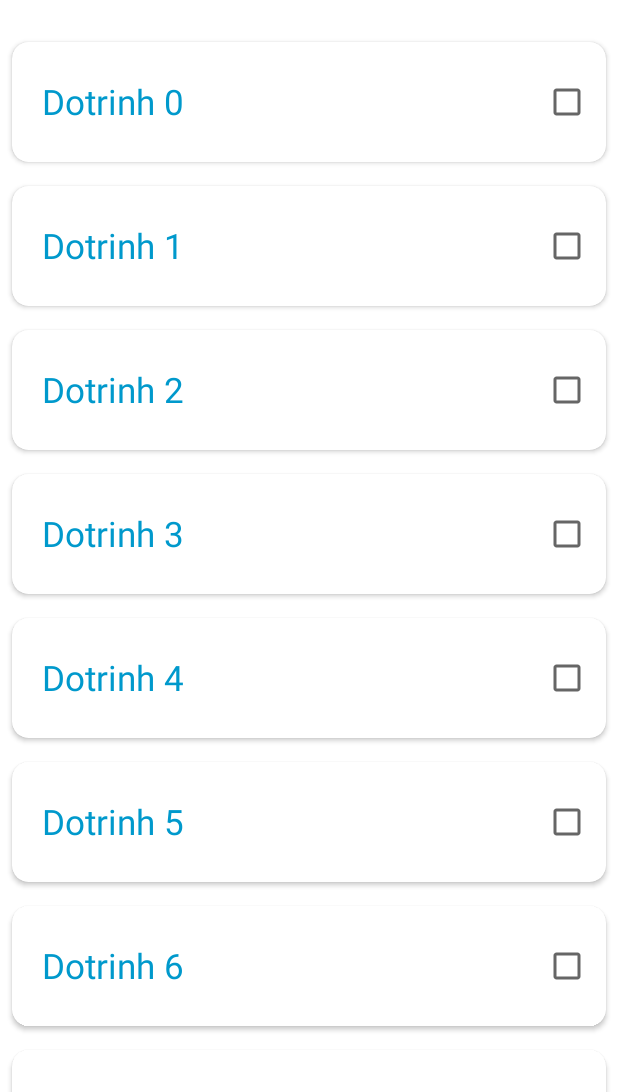
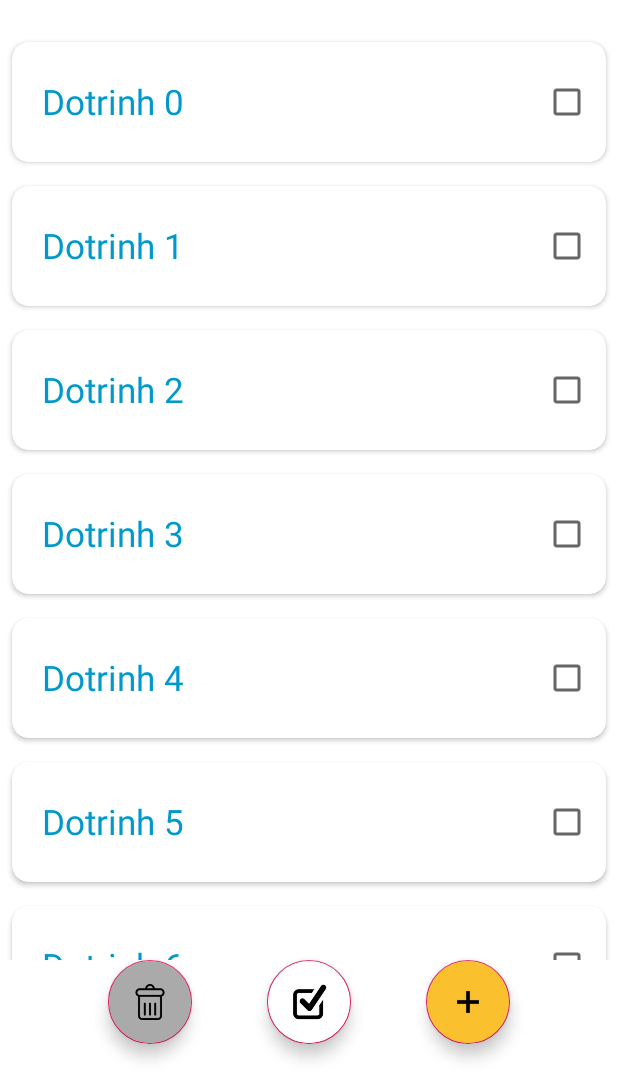
Before and after one commit to dotrinh-DM/Recyclerview, an Android app: the screen it shows after launch (MainActivity), on a phone screen of 412 x 824 dp, the part 144-1236 px from its top. Run offline under Robolectric (Android 15) with nearby library versions, the light colour scheme and no system bars.

Commit message:
bai 3 - add, select, del

```diff
--- a/app/src/main/java/com/dotrinh/recyclerview/MainActivity.java
+++ b/app/src/main/java/com/dotrinh/recyclerview/MainActivity.java
@@ -28,9 +28,13 @@ import java.util.ArrayList;
 
 import static com.dotrinh.recyclerview.misc.LogUtil.LogI;
 
-public class MainActivity extends AppCompatActivity {
+public class MainActivity extends AppCompatActivity implements View.OnClickListener {
 
     ArrayList<Person> people = new ArrayList<>();
+    RecyclerView myRecycleView;
+    private LinearLayoutManager layoutManager;
+    ChildAdapter adapter;
+    int lastVisibleItem;
 
     @Override
     protected void onCreate(Bundle savedInstanceState) {
@@ -38,18 +42,94 @@ public class MainActivity extends AppCompatActivity {
         getWindow().setFlags(WindowManager.LayoutParams.FLAG_FULLSCREEN, WindowManager.LayoutParams.FLAG_FULLSCREEN);
         super.onCreate(savedInstanceState);
         setContentView(R.layout.activity_main);
-        RecyclerView myRecycleView = findViewById(R.id.myRecycleView);
-        myRecycleView.setLayoutManager(new LinearLayoutManager(this, LinearLayoutManager.VERTICAL, false));
-//        myRecycleView.setLayoutManager(new GridLayoutManager(this, 2));
         initData();
-        myRecycleView.setAdapter(new ChildAdapter());
+        myRecycleView = findViewById(R.id.myRecycleView);
+        layoutManager = new LinearLayoutManager(this, LinearLayoutManager.VERTICAL, false);
+        myRecycleView.setLayoutManager(layoutManager);
+        adapter = new ChildAdapter();
+        myRecycleView.setAdapter(adapter);
+        findViewById(R.id.delActionButton).setOnClickListener(this);
+        findViewById(R.id.allActionButton).setOnClickListener(this);
+        findViewById(R.id.addActionButton).setOnClickListener(this);
+        myRecycleView.addOnScrollListener(onScrollListener);
     }
 
     void initData() {
-        for (int i = 0; i < 20; i++) {
+        for (int i = 0; i < 10; i++) {
             people.add(new Person(i, "Dotrinh", false));
         }
     }
+
+    @Override
+    public void onClick(View v) {
+        switch (v.getId()) {
+            case R.id.delActionButton:
+                int c = people.size() - 1;
+                for (int i = c; i >= 0; i--) {
+                    if (people.get(i).isCheck()) {
+                        people.remove(i);
+                        adapter.notifyItemRemoved(i);
+                        c--;
+                    }
+                }
+                break;
+            case R.id.allActionButton:
+                boolean isUncheck = false;
+                for (Person it : people) {
+                    if (it.isCheck()) {
+                        isUncheck = true;
+                    } else {
+                        isUncheck = false;
+                        break;
+                    }
+                }
+                if (isUncheck) {
+                    for (Person it2 : people) {
+                        it2.setCheck(false);
+                    }
+                } else {
+                    for (Person it2 : people) {
+                        it2.setCheck(true);
+                    }
+                }
+                adapter.notifyDataSetChanged();
+                break;
+            case R.id.addActionButton:
+                int nextId;
+                if (people.size() == 0) {
+                    nextId = 0;
+                } else {
+                    nextId = (people.get(people.size() - 1).getId()) + 1;
+                }
+                people.add(new Person(nextId, "Dotrinh", false));
+                if (lastVisibleItem == nextId) {
+                    myRecycleView.scrollToPosition(nextId);
+                } else {
+                    myRecycleView.smoothScrollToPosition(nextId);
+                }
+                adapter.notifyDataSetChanged();
+                break;
+            default:
+                break;
+        }
+    }
+
+
+    private RecyclerView.OnScrollListener onScrollListener = new RecyclerView.OnScrollListener() {
+        @Override
+        public void onScrollStateChanged(@NonNull RecyclerView recyclerView, int newState) {
+            super.onScrollStateChanged(recyclerView, newState);
+        }
+
+        @Override
+        public void onScrolled(@NonNull RecyclerView recyclerView, int dx, int dy) {
+            super.onScrolled(recyclerView, dx, dy);
+            int sumVisibleItem = layoutManager.getChildCount(); // tuy theo do cao cua row va do cao cua man hinh
+            int sum = layoutManager.getItemCount(); // bang voi size cua array list
+            int firstVisibleItemPos = layoutManager.findFirstVisibleItemPosition(); // dong dau tien dc hien thi tren man hinh
+            lastVisibleItem = firstVisibleItemPos + sumVisibleItem;
+        }
+    };
 
     public class ChildAdapter extends RecyclerView.Adapter<ChildAdapter.ChildViewHolder> {
 
@@ -65,7 +145,7 @@ public class MainActivity extends AppCompatActivity {
 
         @Override
         public void onBindViewHolder(@NonNull ChildAdapter.ChildViewHolder holder, int position) { // this method will call every time when we refresh recyclerview
-            holder.rowItem.setText(people.get(position).getName() + " " + position);
+            holder.rowItem.setText(people.get(position).getName() + " " + people.get(position).getId());
             holder.checkBox.setChecked(people.get(position).isCheck());
             LogI("dong thu: " + position);
         }
--- a/app/src/main/res/layout/activity_main.xml
+++ b/app/src/main/res/layout/activity_main.xml
@@ -1,5 +1,4 @@
-<?xml version="1.0" encoding="utf-8"?>
-<!--
+<?xml version="1.0" encoding="utf-8"?><!--
   ~ Copyright (c) 2019.
   ~ Do Trinh - https://dotrinh.com
   ~ All Rights Reserved
@@ -11,8 +10,8 @@
     xmlns:tools="http://schemas.android.com/tools"
     android:layout_width="match_parent"
     android:layout_height="match_parent"
-    tools:context=".MainActivity"
-    android:background="@android:color/white">
+    android:background="@android:color/white"
+    tools:context=".MainActivity">
 
     <TextView
         android:id="@+id/textView"
@@ -43,11 +42,51 @@
         android:layout_width="0dp"
         android:layout_height="0dp"
         android:layout_marginTop="20dp"
-        app:layout_constraintBottom_toBottomOf="parent"
+        app:layout_constraintBottom_toTopOf="@+id/delActionButton"
         app:layout_constraintEnd_toEndOf="parent"
         app:layout_constraintStart_toStartOf="parent"
         app:layout_constraintTop_toBottomOf="@+id/textView2"
         tools:listitem="@layout/row_item" />
 
 
+    <android.support.design.widget.FloatingActionButton
+        android:id="@+id/delActionButton"
+        android:layout_width="wrap_content"
+        android:layout_height="wrap_content"
+        android:layout_marginEnd="50dp"
+        android:layout_marginBottom="32dp"
+        android:backgroundTint="@android:color/darker_gray"
+        android:clickable="true"
+        app:layout_constraintBottom_toBottomOf="parent"
+        app:layout_constraintEnd_toStartOf="@+id/allActionButton"
+        app:layout_constraintHorizontal_bias="0.5"
+        app:layout_constraintStart_toEndOf="@+id/myRecycleView"
+        app:srcCompat="@drawable/del" />
+
+    <android.support.design.widget.FloatingActionButton
+        android:id="@+id/allActionButton"
+        android:layout_width="wrap_content"
+        android:layout_height="wrap_content"
+        android:layout_marginBottom="32dp"
+        android:backgroundTint="@android:color/white"
+        android:clickable="true"
+        app:layout_constraintBottom_toBottomOf="parent"
+        app:layout_constraintEnd_toStartOf="@+id/addActionButton"
+        app:layout_constraintHorizontal_bias="0.5"
+        app:layout_constraintStart_toEndOf="@+id/delActionButton"
+        app:srcCompat="@drawable/all" />
+
+    <android.support.design.widget.FloatingActionButton
+        android:id="@+id/addActionButton"
+        android:layout_width="wrap_content"
+        android:layout_height="wrap_content"
+        android:layout_marginStart="50dp"
+        android:layout_marginBottom="32dp"
+        android:backgroundTint="#FBC02D"
+        android:clickable="true"
+        app:layout_constraintBottom_toBottomOf="parent"
+        app:layout_constraintEnd_toStartOf="@+id/myRecycleView"
+        app:layout_constraintHorizontal_bias="0.5"
+        app:layout_constraintStart_toEndOf="@+id/allActionButton"
+        app:srcCompat="@drawable/add" />
 </android.support.constraint.ConstraintLayout>
```
Also changed, not shown: app/src/main/res/drawable-hdpi/add.png (added), app/src/main/res/drawable-hdpi/all.png (added), app/src/main/res/drawable-hdpi/del.png (added), app/src/main/res/drawable-mdpi/add.png (added), app/src/main/res/drawable-mdpi/all.png (added), app/src/main/res/drawable-mdpi/del.png (added), app/src/main/res/drawable-xhdpi/add.png (added), app/src/main/res/drawable-xhdpi/all.png (added), app/src/main/res/drawable-xhdpi/del.png (added), app/src/main/res/drawable-xxhdpi/add.png (added), app/src/main/res/drawable-xxhdpi/all.png (added), app/src/main/res/drawable-xxhdpi/del.png (added), app/src/main/res/drawable-xxxhdpi/add.png (added), app/src/main/res/drawable-xxxhdpi/all.png (added), 1 more files, 1 other file.
